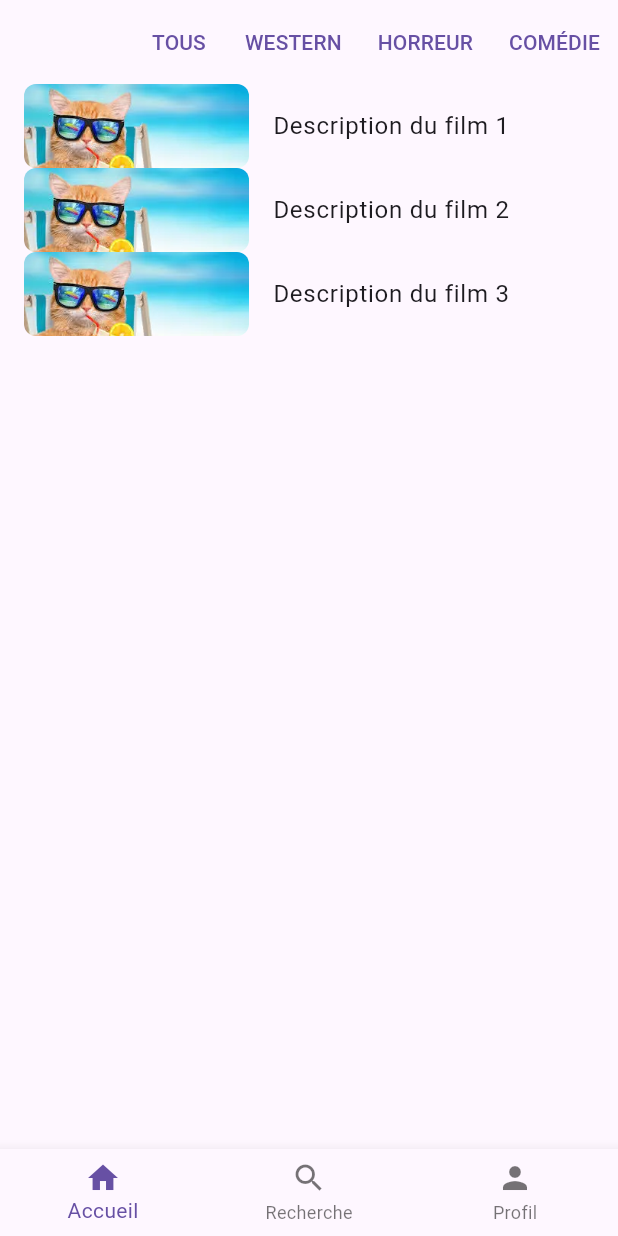
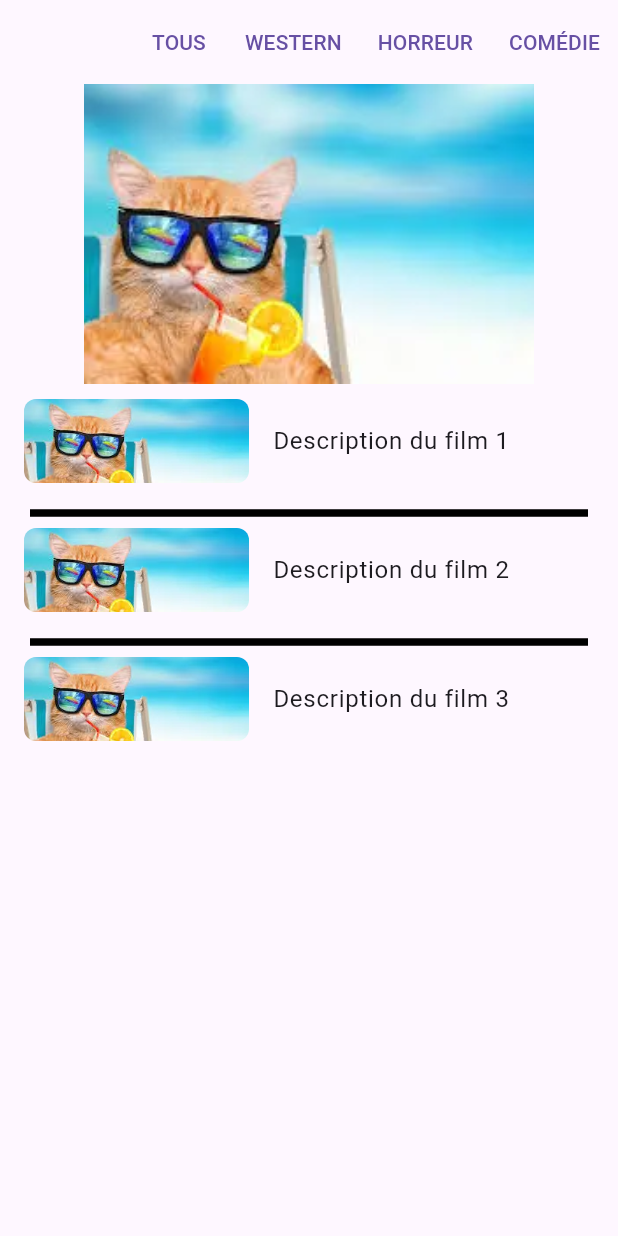
Before and after one commit to emjyahyong/granekran, a Flutter app: the screen it shows after launch, on a phone screen of 412 x 824 dp. Run offline on Flutter 3.47's test engine with Material 3 defaults, Android fonts, the phone set to English and light mode, and no system bars.

Commit message:
update liste films avec espacement

```diff
--- a/lib/views/home.dart
+++ b/lib/views/home.dart
@@ -36,6 +36,19 @@ Widget build(BuildContext context) {
       ],
     ),
     body: Center(
+    child: Container(
+      child: Column(
+        mainAxisSize: MainAxisSize.min,
+        children: [
+          Image.asset(
+            'assets/images/téléchargement.webp',
+            width: 300,
+            height: 200,
+            fit: BoxFit.cover,
+          ),
+          SizedBox(height: 10),
+          // Espacement entre les ListTile
+          Expanded(
             child: ListView(
               children: [
                 ListTile(
@@ -50,6 +63,8 @@ Widget build(BuildContext context) {
                   ),
                   title: const Text('Description du film 1'),
                 ),
+                SizedBox(height: 10),
+                const Divider(height: 20, thickness: 5, indent: 20, endIndent: 20, color: Colors.black), // Espacement entre les ListTile
                 ListTile(
                   leading: ClipRRect(
                     borderRadius: BorderRadius.circular(8),
@@ -62,6 +77,8 @@ Widget build(BuildContext context) {
                   ),
                   title: const Text('Description du film 2'),
                 ),
+                SizedBox(height: 10),
+                const Divider(height: 20, thickness: 5, indent: 20, endIndent: 20, color: Colors.black), // Espacement entre les ListTile
                 ListTile(
                   leading: ClipRRect(
                     borderRadius: BorderRadius.circular(8),
@@ -77,12 +94,16 @@ Widget build(BuildContext context) {
               ],
             ),
           ),
-    bottomNavigationBar: BottomNavigationBar(
-      items: const [
-        BottomNavigationBarItem(icon: Icon(Icons.home), label: "Accueil"),
-        BottomNavigationBarItem(icon: Icon(Icons.search), label: "Recherche"),
-        BottomNavigationBarItem(icon: Icon(Icons.person), label: "Profil"),
         ],
+      ),
+    ),
+    // bottomNavigationBar: BottomNavigationBar(
+    //   items: const [
+    //     BottomNavigationBarItem(icon: Icon(Icons.home), label: "Accueil"),
+    //     BottomNavigationBarItem(icon: Icon(Icons.search), label: "Recherche"),
+    //     BottomNavigationBarItem(icon: Icon(Icons.person), label: "Profil"),
+    //   ],
+    // ),
   ),
   );
 }
```
Lines whose indentation alone changed are shown as unchanged.
